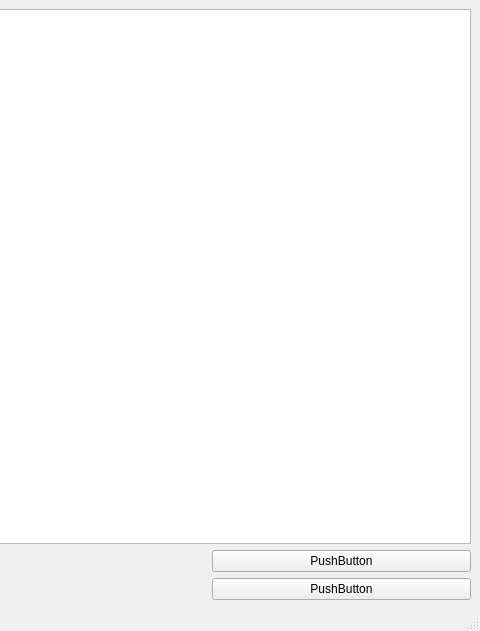
This is gui/ui/mainWindow.ui in Davipcrs/2DSNotepad as Qt 5 draws it before an edit; both pictures show x 320 to 800 and y 0 to 631 of the 800 by 631 pixel window. The edited form follows.
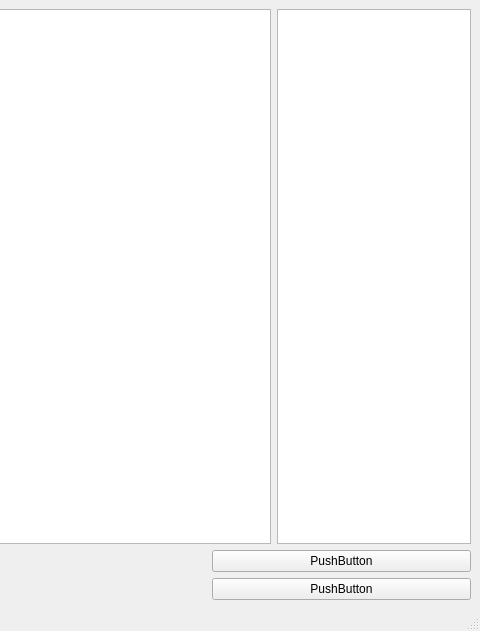
This is the edited form.

Commit message: modificação da tela principal do programa

```diff
--- a/gui/ui/mainWindow.ui
+++ b/gui/ui/mainWindow.ui
@@ -14,13 +14,18 @@
    <string>2D - Bloco de Notas</string>
   </property>
   <widget class="QWidget" name="centralwidget">
-   <layout class="QGridLayout" name="gridLayout">
-    <item row="0" column="0">
      <layout class="QVBoxLayout" name="verticalLayout_3">
       <item>
+     <layout class="QHBoxLayout" name="horizontalLayout_2" stretch="3,1">
+      <item>
        <widget class="QListView" name="listView"/>
       </item>
       <item>
+       <widget class="QTextBrowser" name="textBrowser"/>
+      </item>
+     </layout>
+    </item>
+    <item>
        <layout class="QHBoxLayout" name="horizontalLayout" stretch="2,1">
         <item>
          <layout class="QVBoxLayout" name="verticalLayout_2">
@@ -55,8 +60,6 @@
              <string>PushButton</string>
             </property>
            </widget>
-          </item>
-         </layout>
         </item>
        </layout>
       </item>
```
Lines whose indentation alone changed are shown as unchanged. The commit also changes 1 other file.
